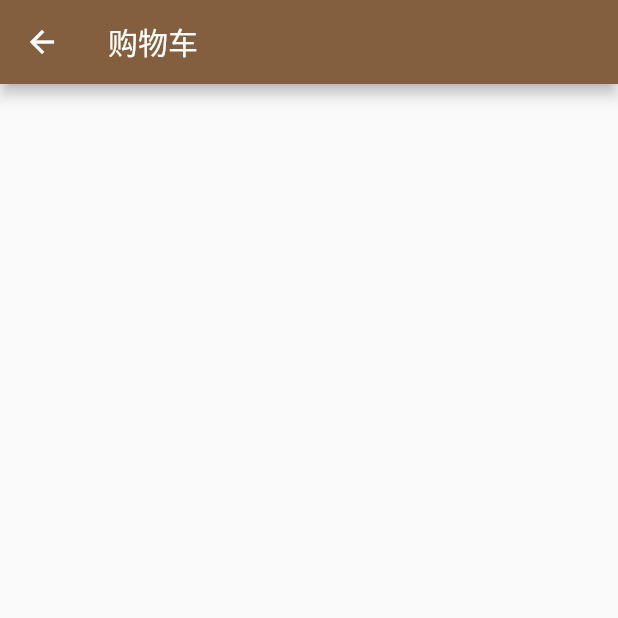
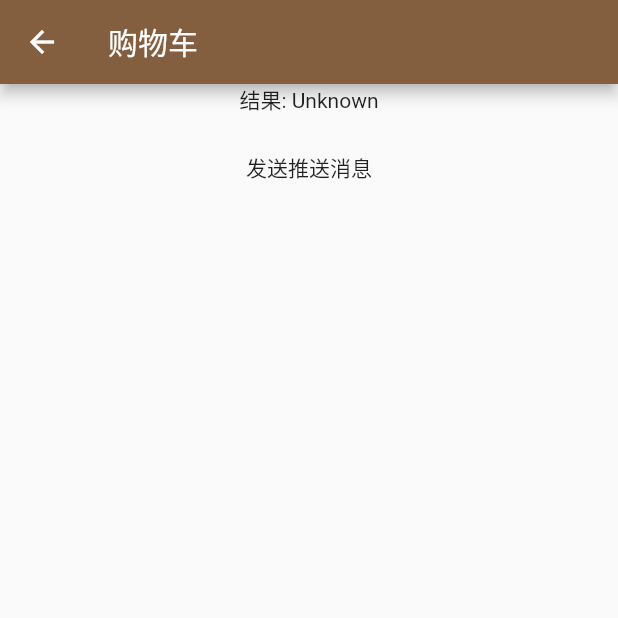
Before and after one commit to chenyongze/flutter_shop, a Flutter app: the CartPage screen opened directly, on a phone screen of 412 x 824 dp, the top half of it. Run offline on Flutter 3.47's test engine with Material 2 defaults, Android fonts, the phone set to English and light mode, and no system bars; our stand-ins replace date_format, dio, flutter_easyrefresh, flutter_screenutil, flutter_swiper; missing offline and left inert: jpush_flutter, provide; statements that could not run were skipped.

Commit message:
配置极光

```diff
--- a/flutter_shop/lib/main.dart
+++ b/flutter_shop/lib/main.dart
@@ -3,6 +3,10 @@ import 'config/index.dart';
 import './provide/current_index_provide.dart';
 import 'package:provide/provide.dart';
 import './pages/index_page.dart';
+
+import 'dart:async';
+import 'package:flutter/services.dart';
+import 'package:jpush_flutter/jpush_flutter.dart';
 
 void main() {
   var currentIndexProvide = CurrentIndexProvide();
@@ -16,7 +20,7 @@ void main() {
   ));
 }
 
-class MyApp extends StatelessWidget {
+class MMyApp extends StatelessWidget {
   @override
   Widget build(BuildContext context) {
     return Container(
@@ -33,3 +37,59 @@ class MyApp extends StatelessWidget {
     );
   }
 }
+
+class MyApp extends StatefulWidget {
+  @override
+  _MyAppState createState() => new _MyAppState();
+}
+
+class _MyAppState extends State<MyApp> {
+  String debugLable = 'Unknown'; //错误信息
+  final JPush jpush = new JPush(); //初始化极光插件
+  @override
+  void initState() {
+    super.initState();
+    initPlatformState(); //极光插件平台初始化
+  }
+
+  Future<void> initPlatformState() async {
+    String platformVersion;
+
+    try {
+      //监听响应方法的编写
+      jpush.addEventHandler(
+          onReceiveNotification: (Map<String, dynamic> message) async {
+        print(">>>>>>>>>>>>>>>>>flutter 接收到推送: $message");
+        setState(() {
+          debugLable = "接收到推送: $message";
+        });
+      });
+    } on PlatformException {
+      platformVersion = '平台版本获取失败，请检查！';
+    }
+
+    if (!mounted) return;
+
+    setState(() {
+      debugLable = platformVersion;
+    });
+  }
+
+// 编写视图
+  @override
+  Widget build(BuildContext context) {
+
+    return Container(
+      child: MaterialApp(
+        title: KString.mainTitle,
+        debugShowCheckedModeBanner: false,
+        // 定制主题
+        theme: ThemeData(
+          primaryColor: KColor.primaryColor,
+          visualDensity: VisualDensity.adaptivePlatformDensity,
+        ),
+        home: IndexPage(),
+      ),
+    );
+  }
+}
--- a/flutter_shop/lib/pages/cart_page.dart
+++ b/flutter_shop/lib/pages/cart_page.dart
@@ -1,9 +1,9 @@
 import 'package:flutter/material.dart';
 import '../config/index.dart';
+import 'package:jpush_flutter/jpush_flutter.dart';
 
 class CartPage extends StatefulWidget {
   // CartPage({Key key}) : super(key: key);
-
   // @override
   _CartPageState createState() => _CartPageState();
 }
@@ -11,12 +11,45 @@ class CartPage extends StatefulWidget {
 class _CartPageState extends State<CartPage> {
   @override
   Widget build(BuildContext context) {
-    return Scaffold(
-      appBar: AppBar(title: Text(KString.shoppingCartTitle)),
-      body: Container(
-          child: Column(
-        children: [],
-      )),
+    // return Scaffold(
+    //   appBar: AppBar(title: Text(KString.shoppingCartTitle)),
+    //   body: Container(
+    //       child: Column(
+    //     children: [],
+    //   )),
+    // );
+
+    String debugLable = 'Unknown'; //错误信息
+    final JPush jpush = new JPush(); //初始化极光插件
+
+    return new Scaffold(
+      appBar: new AppBar(
+        title: Text(KString.shoppingCartTitle),
+      ),
+      body: new Center(
+          child: new Column(children: [
+        new Text('结果: $debugLable\n'),
+        new FlatButton(
+            child: new Text('发送推送消息\n'),
+            onPressed: () {
+              // 三秒后出发本地推送
+              var fireDate = DateTime.fromMillisecondsSinceEpoch(
+                  DateTime.now().millisecondsSinceEpoch + 3000);
+              var localNotification = LocalNotification(
+                id: 234,
+                title: '技术胖的飞鸽传说',
+                buildId: 1,
+                content: '看到了说明已经成功了',
+                fireTime: fireDate,
+                subtitle: '一个测试',
+              );
+              jpush.sendLocalNotification(localNotification).then((res) {
+                setState(() {
+                  debugLable = res;
+                });
+              });
+            }),
+      ])),
     );
   }
 }
--- a/flutter_shop/pubspec.yaml
+++ b/flutter_shop/pubspec.yaml
@@ -38,6 +38,7 @@ dependencies:
   sqflite: ^1.3.1
   shared_preferences: ^0.5.7+3
   date_format: ^1.0.8
+  jpush_flutter: ^0.5.5
 
 dev_dependencies:
   flutter_test:
```
Also changed, not shown: flutter_shop/pubspec.lock, 1 other file.
